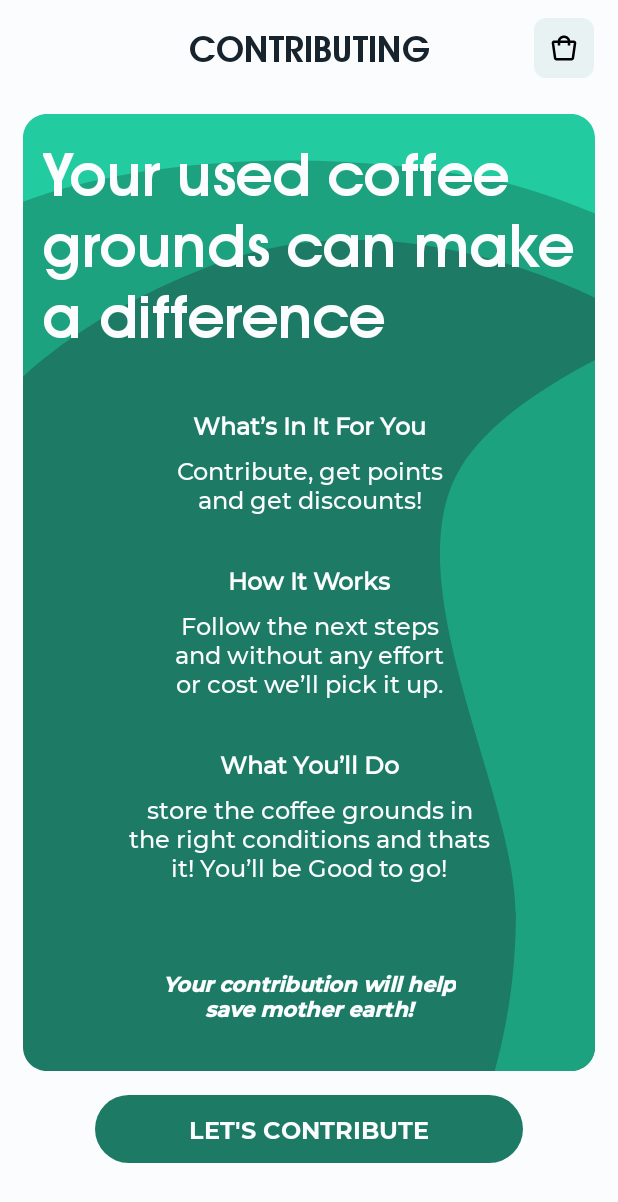
After one commit to withinthemess/coffea, an Android app: the MainContributingActivity screen opened directly, with no data from a screen before it, on a phone screen of 412 x 824 dp. The commit adds this screen. Shown: the top 1202 px of the screen. Run offline under Robolectric (Android 15) with nearby library versions, the phone set to English and light mode, and no system bars.

Commit message:
Main contribution card added

```diff
--- a/app/src/main/AndroidManifest.xml
+++ b/app/src/main/AndroidManifest.xml
@@ -9,7 +9,9 @@
         android:roundIcon="@mipmap/ic_launcher_round"
         android:supportsRtl="true"
         android:theme="@style/Theme.CustomTheme">
-        <activity android:name=".OnBoardingActivity"/>
+        <activity android:name=".ContributionCheckList"></activity>
+        <activity android:name=".MainContributingActivity" />
+        <activity android:name=".OnBoardingActivity" />
         <activity android:name=".HomeActivity" />
         <activity android:name=".RegistrationActivity" />
         <activity android:name=".AuthActivity" />
--- /dev/null
+++ b/app/src/main/java/com/example/coffea/ContributionCheckList.java
@@ -0,0 +1,14 @@
+package com.example.coffea;
+
+import androidx.appcompat.app.AppCompatActivity;
+
+import android.os.Bundle;
+
+public class ContributionCheckList extends AppCompatActivity {
+
+    @Override
+    protected void onCreate(Bundle savedInstanceState) {
+        super.onCreate(savedInstanceState);
+        setContentView(R.layout.activity_contribution_check_list);
+    }
+}
--- a/app/src/main/java/com/example/coffea/HomeActivity.java
+++ b/app/src/main/java/com/example/coffea/HomeActivity.java
@@ -2,7 +2,9 @@ package com.example.coffea;
 
 import androidx.appcompat.app.AppCompatActivity;
 
+import android.content.Intent;
 import android.os.Bundle;
+import android.view.View;
 
 public class HomeActivity extends AppCompatActivity {
 
@@ -11,4 +13,12 @@ public class HomeActivity extends AppCompatActivity {
         super.onCreate(savedInstanceState);
         setContentView(R.layout.activity_home);
     }
+
+
+
+    public void toContributing (View view)
+    {
+        Intent goToContributing = new Intent (HomeActivity.this, MainContributingActivity.class);
+        startActivity(goToContributing);
+    }
 }
--- /dev/null
+++ b/app/src/main/java/com/example/coffea/MainContributingActivity.java
@@ -0,0 +1,24 @@
+package com.example.coffea;
+
+import androidx.appcompat.app.AppCompatActivity;
+
+import android.content.Intent;
+import android.os.Bundle;
+import android.view.View;
+
+public class MainContributingActivity extends AppCompatActivity {
+
+    @Override
+    protected void onCreate(Bundle savedInstanceState) {
+        super.onCreate(savedInstanceState);
+        setContentView(R.layout.activity_main_contributing);
+    }
+
+
+
+    public void toContributionChecklist (View view)
+    {
+        Intent goToContributionChecklist = new Intent (MainContributingActivity.this, ContributionCheckList.class);
+        startActivity(goToContributionChecklist);
+    }
+}
--- /dev/null
+++ b/app/src/main/res/drawable/btn_lets_contribute.xml
@@ -0,0 +1,9 @@
+<vector xmlns:android="http://schemas.android.com/apk/res/android"
+    android:width="285dp"
+    android:height="45dp"
+    android:viewportWidth="285"
+    android:viewportHeight="45">
+  <path
+      android:pathData="M22.5,0L262.5,0A22.5,22.5 0,0 1,285 22.5L285,22.5A22.5,22.5 0,0 1,262.5 45L22.5,45A22.5,22.5 0,0 1,0 22.5L0,22.5A22.5,22.5 0,0 1,22.5 0z"
+      android:fillColor="#1C7A65"/>
+</vector>
--- /dev/null
+++ b/app/src/main/res/drawable/illus_contributing_maincard.xml
@@ -0,0 +1,18 @@
+<vector xmlns:android="http://schemas.android.com/apk/res/android"
+    android:width="381dp"
+    android:height="638dp"
+    android:viewportWidth="381"
+    android:viewportHeight="638">
+  <path
+      android:pathData="M381,622V59.106C381,50.085 373.586,42.839 364.572,43.194C261.199,47.268 109.353,63.04 8.129,117.031C3.057,119.736 0,125.062 0,130.81V622C0,630.837 7.163,638 16,638H365C373.837,638 381,630.837 381,622Z"
+      android:fillColor="#1C7A65"/>
+  <path
+      android:pathData="M381,122.517C351.242,107.959 237.035,58.731 127.455,100.272C76.635,119.538 31.264,146.002 0,175.094V18.552C0,17.532 0.243,16.527 0.71,15.619C1.809,13.481 4.012,12.136 6.417,12.136H375.584C377.452,12.136 379.188,13.099 380.178,14.684C380.715,15.544 381,16.538 381,17.552V122.517Z"
+      android:fillColor="#1CA27F"/>
+  <path
+      android:pathData="M321.236,45.858C340.235,50.747 361.013,58.226 381,66.415V16C381,7.163 373.837,0 365,0H16C7.163,0 0,7.163 0,16V58.495C65.205,33.517 190.434,17.999 321.236,45.858Z"
+      android:fillColor="#23CCA0"/>
+  <path
+      android:pathData="M328.269,533.289C328.269,451.913 244.993,309.847 292.325,234.392C309.73,206.646 345.333,182.634 381,164.046V622C381,630.837 373.837,638 365,638H314.187C321.705,610.966 328.269,575.326 328.269,533.289Z"
+      android:fillColor="#1CA27F"/>
+</vector>
--- /dev/null
+++ b/app/src/main/res/layout/activity_contribution_check_list.xml
@@ -0,0 +1,9 @@
+<?xml version="1.0" encoding="utf-8"?>
+<androidx.constraintlayout.widget.ConstraintLayout xmlns:android="http://schemas.android.com/apk/res/android"
+    xmlns:app="http://schemas.android.com/apk/res-auto"
+    xmlns:tools="http://schemas.android.com/tools"
+    android:layout_width="match_parent"
+    android:layout_height="match_parent"
+    tools:context=".ContributionCheckList">
+
+</androidx.constraintlayout.widget.ConstraintLayout>
--- a/app/src/main/res/layout/activity_home.xml
+++ b/app/src/main/res/layout/activity_home.xml
@@ -61,7 +61,9 @@
         android:layout_marginBottom="16dp"
         app:layout_constraintBottom_toBottomOf="@+id/card_home_contribute"
         app:layout_constraintEnd_toEndOf="@+id/card_home_contribute"
-        app:srcCompat="@drawable/btn_home_contribute" />
+        app:srcCompat="@drawable/btn_home_contribute"
+        android:onClick="toContributing"
+        />
 
     <TextView
         android:id="@+id/btn_contribute_txt"
@@ -76,7 +78,7 @@
         app:layout_constraintTop_toTopOf="@+id/btn_contribute" />
 
     <TextView
-        android:id="@+id/card_home_contribute_txt"
+        android:id="@+id/card_mainContributing_txt"
         style="@style/H2"
         android:layout_width="355dp"
         android:layout_height="wrap_content"
--- /dev/null
+++ b/app/src/main/res/layout/activity_main_contributing.xml
@@ -0,0 +1,181 @@
+<?xml version="1.0" encoding="utf-8"?>
+<androidx.constraintlayout.widget.ConstraintLayout xmlns:android="http://schemas.android.com/apk/res/android"
+    xmlns:app="http://schemas.android.com/apk/res-auto"
+    xmlns:tools="http://schemas.android.com/tools"
+    android:layout_width="match_parent"
+    android:layout_height="match_parent"
+    tools:context=".MainContributingActivity"
+    android:background="@color/Cloud"
+    >
+
+    <TextView
+        android:id="@+id/page_title"
+        style="@style/H3"
+        android:layout_width="wrap_content"
+        android:layout_height="wrap_content"
+        android:layout_marginTop="18dp"
+        android:text="CONTRIBUTING"
+        app:layout_constraintEnd_toEndOf="parent"
+        app:layout_constraintStart_toStartOf="parent"
+        app:layout_constraintTop_toTopOf="parent" />
+
+    <ImageView
+        android:id="@+id/btn_chart"
+        android:layout_width="wrap_content"
+        android:layout_height="wrap_content"
+        android:layout_marginTop="12dp"
+        android:layout_marginEnd="16dp"
+        android:layout_marginRight="16dp"
+        app:layout_constraintEnd_toEndOf="parent"
+        app:layout_constraintTop_toTopOf="parent"
+        app:srcCompat="@drawable/bg_chart" />
+
+    <ImageView
+        android:id="@+id/btn_chart_ic"
+        android:layout_width="wrap_content"
+        android:layout_height="wrap_content"
+        app:layout_constraintBottom_toBottomOf="@+id/btn_chart"
+        app:layout_constraintEnd_toEndOf="@+id/btn_chart"
+        app:layout_constraintStart_toStartOf="@+id/btn_chart"
+        app:layout_constraintTop_toTopOf="@+id/btn_chart"
+        app:srcCompat="@drawable/ic_chart" />
+
+    <ImageView
+        android:id="@+id/card_mainContributing_Details"
+        android:layout_width="wrap_content"
+        android:layout_height="wrap_content"
+        android:layout_marginTop="24dp"
+        app:layout_constraintEnd_toEndOf="parent"
+        app:layout_constraintStart_toStartOf="parent"
+        app:layout_constraintTop_toBottomOf="@+id/btn_chart"
+        app:srcCompat="@drawable/illus_contributing_maincard" />
+
+    <TextView
+        android:id="@+id/card_mainContributing_txt"
+        style="@style/H2"
+        android:layout_width="355dp"
+        android:layout_height="wrap_content"
+        android:layout_marginTop="16dp"
+        android:text="Your used coffee grounds can make a difference"
+        android:textColor="@color/Cloud"
+        app:layout_constraintEnd_toEndOf="@+id/card_mainContributing_Details"
+        app:layout_constraintStart_toStartOf="@+id/card_mainContributing_Details"
+        app:layout_constraintTop_toTopOf="@+id/card_mainContributing_Details" />
+
+    <TextView
+        android:id="@+id/contributingRewards"
+        style="@style/Body"
+        android:layout_width="wrap_content"
+        android:layout_height="wrap_content"
+        android:layout_marginTop="37dp"
+        android:text="What’s In It For You"
+        android:textColor="@color/Cloud"
+        android:textStyle="bold"
+        app:layout_constraintEnd_toEndOf="@+id/card_mainContributing_Details"
+        app:layout_constraintStart_toStartOf="@+id/card_mainContributing_Details"
+        app:layout_constraintTop_toBottomOf="@+id/card_mainContributing_txt" />
+
+    <TextView
+        android:id="@+id/contributingRewards_details"
+        style="@style/Body"
+        android:layout_width="185dp"
+        android:layout_height="wrap_content"
+        android:layout_marginTop="8dp"
+        android:gravity="center"
+        android:text="Contribute, get points and get discounts!"
+        android:textColor="@color/Cloud"
+        app:layout_constraintEnd_toEndOf="@+id/card_mainContributing_Details"
+        app:layout_constraintStart_toStartOf="@+id/card_mainContributing_Details"
+        app:layout_constraintTop_toBottomOf="@+id/contributingRewards" />
+
+    <TextView
+        android:id="@+id/ContributingHow"
+        style="@style/Body"
+        android:layout_width="wrap_content"
+        android:layout_height="wrap_content"
+        android:layout_marginTop="32dp"
+        android:text="How It Works"
+        android:textColor="@color/Cloud"
+        android:textStyle="bold"
+        app:layout_constraintEnd_toEndOf="@+id/card_mainContributing_Details"
+        app:layout_constraintStart_toStartOf="@+id/card_mainContributing_Details"
+        app:layout_constraintTop_toBottomOf="@+id/contributingRewards_details" />
+
+    <TextView
+        android:id="@+id/ContributingHow_details"
+        style="@style/Body"
+        android:layout_width="185dp"
+        android:layout_height="wrap_content"
+        android:layout_marginTop="8dp"
+        android:gravity="center"
+        android:text="Follow the next steps  and without any effort  or cost we’ll pick it up."
+        android:textColor="@color/Cloud"
+        app:layout_constraintEnd_toEndOf="@+id/card_mainContributing_Details"
+        app:layout_constraintStart_toStartOf="@+id/card_mainContributing_Details"
+        app:layout_constraintTop_toBottomOf="@+id/ContributingHow" />
+
+    <TextView
+        android:id="@+id/ContributingWhatUdo"
+        style="@style/Body"
+        android:layout_width="wrap_content"
+        android:layout_height="wrap_content"
+        android:layout_marginTop="32dp"
+        android:text="What You’ll Do"
+        android:textColor="@color/Cloud"
+        android:textStyle="bold"
+        app:layout_constraintEnd_toEndOf="@+id/card_mainContributing_Details"
+        app:layout_constraintStart_toStartOf="@+id/card_mainContributing_Details"
+        app:layout_constraintTop_toBottomOf="@+id/ContributingHow_details" />
+
+    <TextView
+        android:id="@+id/ContributingWhatUdo_details"
+        style="@style/Body"
+        android:layout_width="242dp"
+        android:layout_height="wrap_content"
+        android:layout_marginTop="8dp"
+        android:gravity="center"
+        android:text="store the coffee grounds in the right conditions and thats it! You’ll be Good to go!"
+        android:textColor="@color/Cloud"
+        app:layout_constraintEnd_toEndOf="@+id/card_mainContributing_Details"
+        app:layout_constraintStart_toStartOf="@+id/card_mainContributing_Details"
+        app:layout_constraintTop_toBottomOf="@+id/ContributingWhatUdo" />
+
+    <TextView
+        android:id="@+id/tip"
+        style="@style/Bold"
+        android:layout_width="195dp"
+        android:layout_height="wrap_content"
+        android:layout_marginBottom="32dp"
+        android:gravity="center"
+        android:text="Your contribution will help save mother earth!"
+        android:textColor="@color/Cloud"
+        android:textStyle="bold|italic"
+        app:layout_constraintBottom_toBottomOf="@+id/card_mainContributing_Details"
+        app:layout_constraintEnd_toEndOf="@+id/card_mainContributing_Details"
+        app:layout_constraintStart_toStartOf="@+id/card_mainContributing_Details" />
+
+    <ImageView
+        android:id="@+id/imageView"
+        android:layout_width="wrap_content"
+        android:layout_height="wrap_content"
+        android:layout_marginTop="16dp"
+        android:onClick="toContributionChecklist"
+        app:layout_constraintEnd_toEndOf="parent"
+        app:layout_constraintStart_toStartOf="parent"
+        app:layout_constraintTop_toBottomOf="@+id/card_mainContributing_Details"
+        app:srcCompat="@drawable/btn_lets_contribute" />
+
+    <TextView
+        android:id="@+id/btn_letsContribute"
+        style="@style/ButtonText"
+        android:layout_width="wrap_content"
+        android:layout_height="wrap_content"
+        android:text="Let's Contribute"
+        android:textColor="@color/Cloud"
+        app:layout_constraintBottom_toBottomOf="@+id/imageView"
+        app:layout_constraintEnd_toEndOf="@+id/imageView"
+        app:layout_constraintStart_toStartOf="@+id/imageView"
+        app:layout_constraintTop_toTopOf="@+id/imageView" />
+
+
+</androidx.constraintlayout.widget.ConstraintLayout>
```
